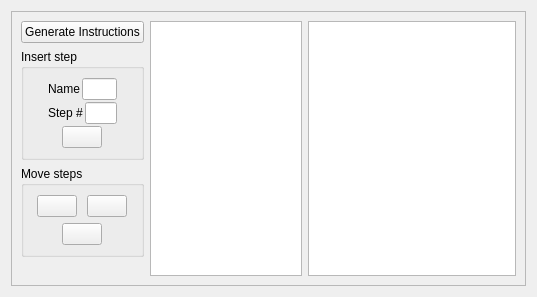
Before: the Qt Designer form ui/brewDayScrollWidget.ui in Brewken/brewken, drawn with Qt 5.
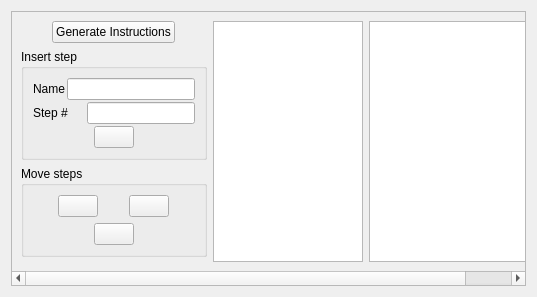
After: the same form once the commit is applied. Icons and pictures are not drawn. Custom widgets are drawn as their Qt base class.

The edit to the form file:
```diff
--- a/ui/brewDayScrollWidget.ui
+++ b/ui/brewDayScrollWidget.ui
@@ -86,23 +86,17 @@
                 <item>
                  <widget class="QLineEdit" name="lineEdit_name">
                   <property name="sizePolicy">
-                   <sizepolicy hsizetype="Maximum" vsizetype="Fixed">
+                   <sizepolicy hsizetype="Minimum" vsizetype="Fixed">
                     <horstretch>0</horstretch>
                     <verstretch>0</verstretch>
                    </sizepolicy>
                   </property>
                   <property name="minimumSize">
                    <size>
-                    <width>32</width>
+                    <width>128</width>
                     <height>0</height>
                    </size>
                   </property>
-                  <property name="maximumSize">
-                   <size>
-                    <width>100</width>
-                    <height>16777215</height>
-                   </size>
-                  </property>
                   <property name="toolTip">
                    <string>Name of new step</string>
                   </property>
@@ -139,12 +133,6 @@
                     <height>0</height>
                    </size>
                   </property>
-                  <property name="maximumSize">
-                   <size>
-                    <width>24</width>
-                    <height>16777215</height>
-                   </size>
-                  </property>
                   <property name="toolTip">
                    <string>The number where the new step should be placed</string>
                   </property>
@@ -298,7 +286,7 @@
        <item>
         <widget class="QListWidget" name="listWidget">
          <property name="sizePolicy">
-          <sizepolicy hsizetype="Maximum" vsizetype="Expanding">
+          <sizepolicy hsizetype="Expanding" vsizetype="Expanding">
            <horstretch>0</horstretch>
            <verstretch>0</verstretch>
           </sizepolicy>
@@ -309,12 +297,6 @@
            <height>0</height>
           </size>
          </property>
-         <property name="maximumSize">
-          <size>
-           <width>200</width>
-           <height>16777215</height>
-          </size>
-         </property>
         </widget>
        </item>
        <item>
```
